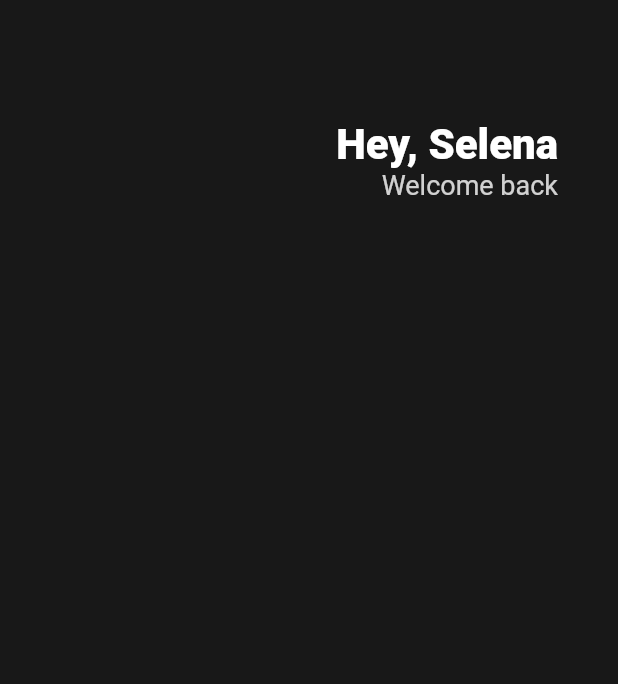
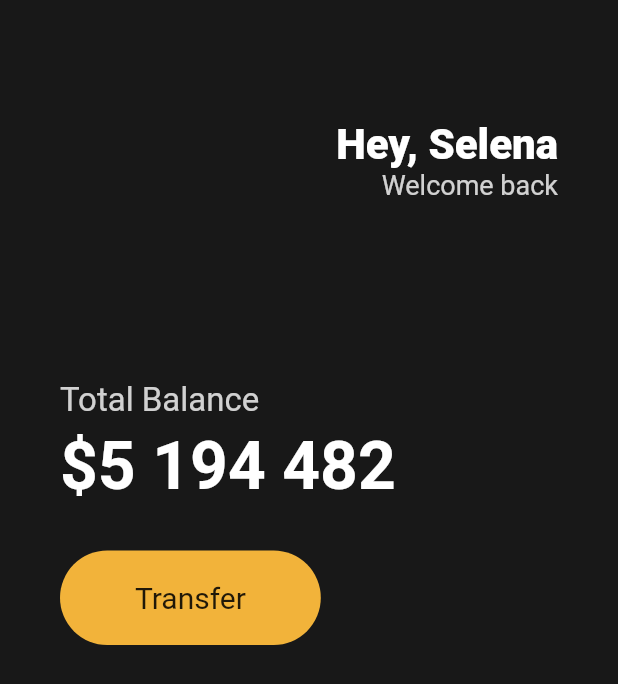
Before and after one commit to Alpaca92/toonflix, a Flutter app: the screen it shows after launch, on a phone screen of 412 x 824 dp. Shown: the top 684 px of the screen. Run offline on Flutter 3.47's test engine with Material 2 defaults, Android fonts, the phone set to English and light mode, and no system bars.

Commit message:
flutter: #3.1 - #3.3

```diff
--- a/lib/main.dart
+++ b/lib/main.dart
@@ -5,18 +5,21 @@ void main() {
 }
 
 class App extends StatelessWidget {
+  const App({super.key});
+
   @override
   Widget build(BuildContext context) {
     return MaterialApp(
       home: Scaffold(
-        backgroundColor: Color(0xFF181818),
+        backgroundColor: const Color(0xFF181818),
         body: Padding(
-          padding: EdgeInsets.symmetric(
+          padding: const EdgeInsets.symmetric(
             horizontal: 40,
           ),
           child: Column(
+            crossAxisAlignment: CrossAxisAlignment.start,
             children: [
-              SizedBox(
+              const SizedBox(
                 height: 80,
               ),
               Row(
@@ -25,7 +28,7 @@ class App extends StatelessWidget {
                   Column(
                     crossAxisAlignment: CrossAxisAlignment.end,
                     children: [
-                      Text(
+                      const Text(
                         "Hey, Selena",
                         style: TextStyle(
                           color: Colors.white,
@@ -43,7 +46,55 @@ class App extends StatelessWidget {
                     ],
                   )
                 ],
-              )
+              ),
+              const SizedBox(
+                height: 120,
+              ),
+              Text(
+                'Total Balance',
+                style: TextStyle(
+                  color: Colors.white.withOpacity(0.8),
+                  fontSize: 22,
+                ),
+              ),
+              const SizedBox(
+                height: 5,
+              ),
+              const Text(
+                '\$5 194 482',
+                style: TextStyle(
+                  color: Colors.white,
+                  fontSize: 44,
+                  fontWeight: FontWeight.w600,
+                ),
+              ),
+              const SizedBox(
+                height: 30,
+              ),
+              Row(
+                children: [
+                  Container(
+                    decoration: BoxDecoration(
+                      color: const Color(0xFFF2B33A),
+                      borderRadius: BorderRadius.circular(
+                        45,
+                      ),
+                    ),
+                    child: const Padding(
+                      padding: EdgeInsets.symmetric(
+                        vertical: 20,
+                        horizontal: 50,
+                      ),
+                      child: Text(
+                        'Transfer',
+                        style: TextStyle(
+                          fontSize: 20,
+                        ),
+                      ),
+                    ),
+                  ),
+                ],
+              ),
             ],
           ),
         ),
```
